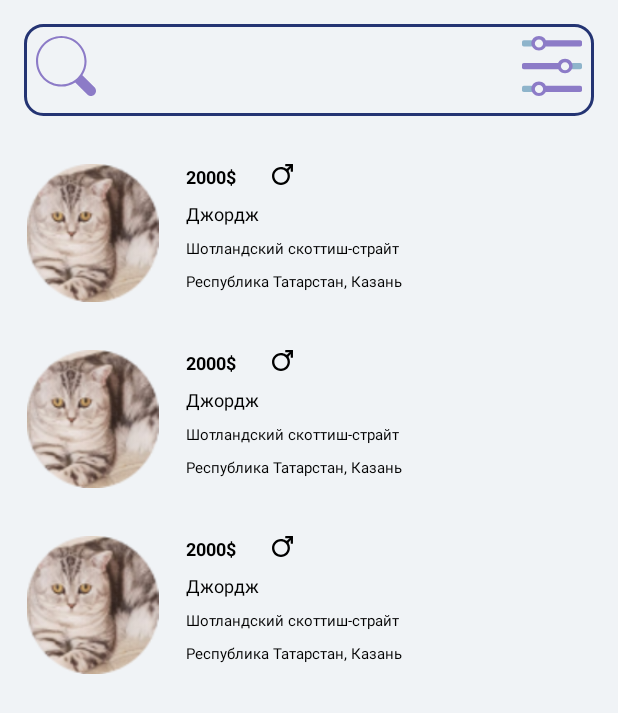
After one commit to Ditrin/TiNimal, an Android app: the layout fragment_search.xml on its own in the app's theme, with its tools: preview values and no code run, on a phone screen of 412 x 824 dp. The commit adds this screen. Shown: the top 713 px of the screen. Run offline under Robolectric (Android 15) with nearby library versions, the phone set to English and light mode, and no system bars.

Commit message:
feat/search_fragment: add fragment_search.xml

```diff
--- /dev/null
+++ b/app/src/main/res/drawable/custom_search_rectangle.xml
@@ -0,0 +1,13 @@
+<?xml version="1.0" encoding="utf-8"?>
+<shape xmlns:android="http://schemas.android.com/apk/res/android"
+    android:shape="rectangle">
+
+    <solid android:color="@color/primary_light" />
+
+    <corners android:radius="12dip" />
+
+    <stroke
+        android:width="2dp"
+        android:color="@color/deep_blue" />
+
+</shape>
--- /dev/null
+++ b/app/src/main/res/layout/fragment_search.xml
@@ -0,0 +1,47 @@
+<?xml version="1.0" encoding="utf-8"?>
+<LinearLayout xmlns:android="http://schemas.android.com/apk/res/android"
+    xmlns:app="http://schemas.android.com/apk/res-auto"
+    xmlns:tools="http://schemas.android.com/tools"
+    android:layout_width="match_parent"
+    android:layout_height="match_parent"
+    android:background="@color/primary_light"
+    android:orientation="vertical">
+
+    <LinearLayout
+        android:layout_width="match_parent"
+        android:layout_height="wrap_content"
+        android:layout_marginHorizontal="16dp"
+        android:layout_marginTop="16dp"
+        android:background="@drawable/custom_search_rectangle"
+        android:orientation="horizontal"
+        android:padding="8dp">
+
+        <ImageButton
+            android:id="@+id/searchImageButton"
+            android:layout_width="wrap_content"
+            android:layout_height="wrap_content"
+            android:background="@color/transparent"
+            android:src="@drawable/button_search" />
+
+        <EditText
+            android:layout_width="0dp"
+            android:layout_height="wrap_content"
+            android:layout_weight="1"
+            android:backgroundTint="@color/transparent" />
+
+        <ImageButton
+            android:layout_width="wrap_content"
+            android:layout_height="wrap_content"
+            android:background="@color/transparent"
+            android:src="@drawable/button_filter" />
+
+    </LinearLayout>
+
+    <androidx.recyclerview.widget.RecyclerView
+        android:id="@+id/adsListRecyclerView"
+        android:layout_width="match_parent"
+        android:layout_height="match_parent"
+        android:layout_marginTop="16dp"
+        tools:listitem="@layout/item_ad" />
+
+</LinearLayout>
--- /dev/null
+++ b/app/src/main/res/layout/item_ad.xml
@@ -0,0 +1,76 @@
+<?xml version="1.0" encoding="utf-8"?>
+<androidx.constraintlayout.widget.ConstraintLayout xmlns:android="http://schemas.android.com/apk/res/android"
+    xmlns:app="http://schemas.android.com/apk/res-auto"
+    xmlns:tools="http://schemas.android.com/tools"
+    android:layout_width="match_parent"
+    android:layout_height="wrap_content"
+    android:paddingBottom="16dp">
+
+    <ImageView
+        android:id="@+id/avatarImageView"
+        android:layout_width="92dp"
+        android:layout_height="92dp"
+        android:layout_marginTop="16dp"
+        android:layout_marginStart="16dp"
+        tools:src="@drawable/cat_example"
+        app:layout_constraintStart_toStartOf="parent"
+        app:layout_constraintTop_toTopOf="parent" />
+
+    <TextView
+        android:id="@+id/priceTextView"
+        android:layout_width="wrap_content"
+        android:layout_height="wrap_content"
+        android:layout_marginStart="16dp"
+        app:layout_constraintStart_toEndOf="@+id/avatarImageView"
+        app:layout_constraintTop_toTopOf="@+id/avatarImageView"
+        tools:text="2000$"
+        android:textColor="@color/black"
+        android:textSize="12sp"
+        android:textStyle="bold"/>
+
+    <TextView
+        android:id="@+id/nameTextView"
+        android:layout_width="wrap_content"
+        android:layout_height="wrap_content"
+        android:layout_marginStart="16dp"
+        android:layout_marginTop="8dp"
+        android:textColor="@color/black"
+        android:textSize="12sp"
+        app:layout_constraintStart_toEndOf="@+id/avatarImageView"
+        app:layout_constraintTop_toBottomOf="@+id/priceTextView"
+        tools:text="Джордж" />
+
+    <TextView
+        android:id="@+id/breedTextView"
+        android:layout_width="wrap_content"
+        android:layout_height="wrap_content"
+        android:layout_marginStart="16dp"
+        android:layout_marginTop="8dp"
+        android:textColor="@color/black"
+        android:textSize="10sp"
+        app:layout_constraintStart_toEndOf="@+id/avatarImageView"
+        app:layout_constraintTop_toBottomOf="@+id/nameTextView"
+        tools:text="Шотландский скоттиш-страйт" />
+
+    <TextView
+        android:id="@+id/addressTextView"
+        android:layout_width="wrap_content"
+        android:layout_height="wrap_content"
+        android:layout_marginStart="16dp"
+        android:layout_marginTop="8dp"
+        android:textColor="@color/black"
+        android:textSize="10sp"
+        app:layout_constraintStart_toEndOf="@+id/avatarImageView"
+        app:layout_constraintTop_toBottomOf="@+id/breedTextView"
+        tools:text="Республика Татарстан, Казань" />
+
+    <ImageView
+        android:layout_width="14dp"
+        android:layout_height="14dp"
+        android:src="@drawable/ic_male"
+        android:layout_marginStart="24dp"
+        app:layout_constraintStart_toEndOf="@+id/priceTextView"
+        app:layout_constraintTop_toTopOf="@+id/priceTextView" />
+
+
+</androidx.constraintlayout.widget.ConstraintLayout>
--- a/app/src/main/res/values/colors.xml
+++ b/app/src/main/res/values/colors.xml
@@ -12,4 +12,5 @@
     <color name="primary_light">#F0F3F6</color>
     <color name="background_frame">#FEFEFE</color>
     <color name="hint_text_color">#E4EFF4</color>
+    <color name="transparent">#00000000</color>
 </resources>
```
Also changed, not shown: app/src/main/res/drawable/cat_example.png (added).
